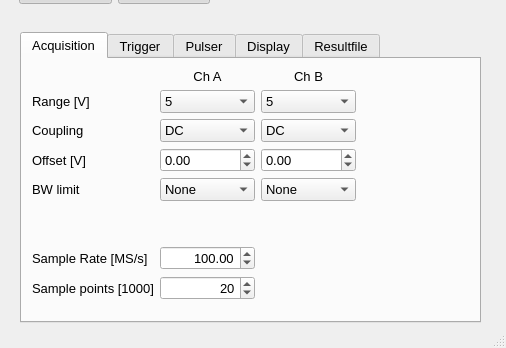
Old version of the form acquire_ultrasound/python/src/aquire_ultrasound_gui.ui in the repository lars-usn/ultrasound_measurement; both pictures show x 0 to 506 and y 258 to 606 of the 506 by 606 pixel window.
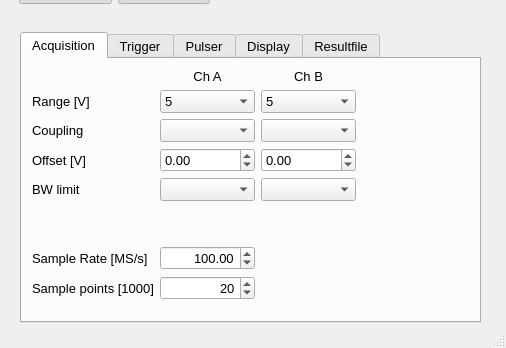
New version of the form. The open tabs and pages were chosen to show the change.

The edit to the form file:
```diff
--- a/acquire_ultrasound/python/src/aquire_ultrasound_gui.ui
+++ b/acquire_ultrasound/python/src/aquire_ultrasound_gui.ui
@@ -207,21 +207,11 @@
           </size>
          </property>
          <property name="currentText">
-          <string>DC</string>
+          <string/>
          </property>
          <property name="currentIndex">
-          <number>0</number>
+          <number>-1</number>
          </property>
-         <item>
-          <property name="text">
-           <string>DC</string>
-          </property>
-         </item>
-         <item>
-          <property name="text">
-           <string>AC</string>
-          </property>
-         </item>
         </widget>
        </item>
        <item row="7" column="0">
@@ -289,21 +279,11 @@
           </size>
          </property>
          <property name="currentText">
-          <string>DC</string>
+          <string/>
          </property>
          <property name="currentIndex">
-          <number>0</number>
+          <number>-1</number>
          </property>
-         <item>
-          <property name="text">
-           <string>DC</string>
-          </property>
-         </item>
-         <item>
-          <property name="text">
-           <string>AC</string>
-          </property>
-         </item>
         </widget>
        </item>
        <item row="2" column="0">
@@ -506,41 +486,21 @@
        <item row="5" column="1">
         <widget class="QComboBox" name="bwlBComboBox">
          <property name="currentText">
-          <string>None</string>
+          <string/>
          </property>
          <property name="currentIndex">
-          <number>0</number>
+          <number>-1</number>
          </property>
-         <item>
-          <property name="text">
-           <string>None</string>
-          </property>
-         </item>
-         <item>
-          <property name="text">
-           <string>20 MHz</string>
-          </property>
-         </item>
         </widget>
        </item>
        <item row="5" column="2">
         <widget class="QComboBox" name="bwlAComboBox">
          <property name="currentText">
-          <string>None</string>
+          <string/>
          </property>
          <property name="currentIndex">
-          <number>0</number>
+          <number>-1</number>
          </property>
-         <item>
-          <property name="text">
-           <string>None</string>
-          </property>
-         </item>
-         <item>
-          <property name="text">
-           <string>20 MHz</string>
-          </property>
-         </item>
         </widget>
        </item>
        <item row="0" column="2">
```
Left out of the diff: 55 changed lines with no effect on the pictures.
